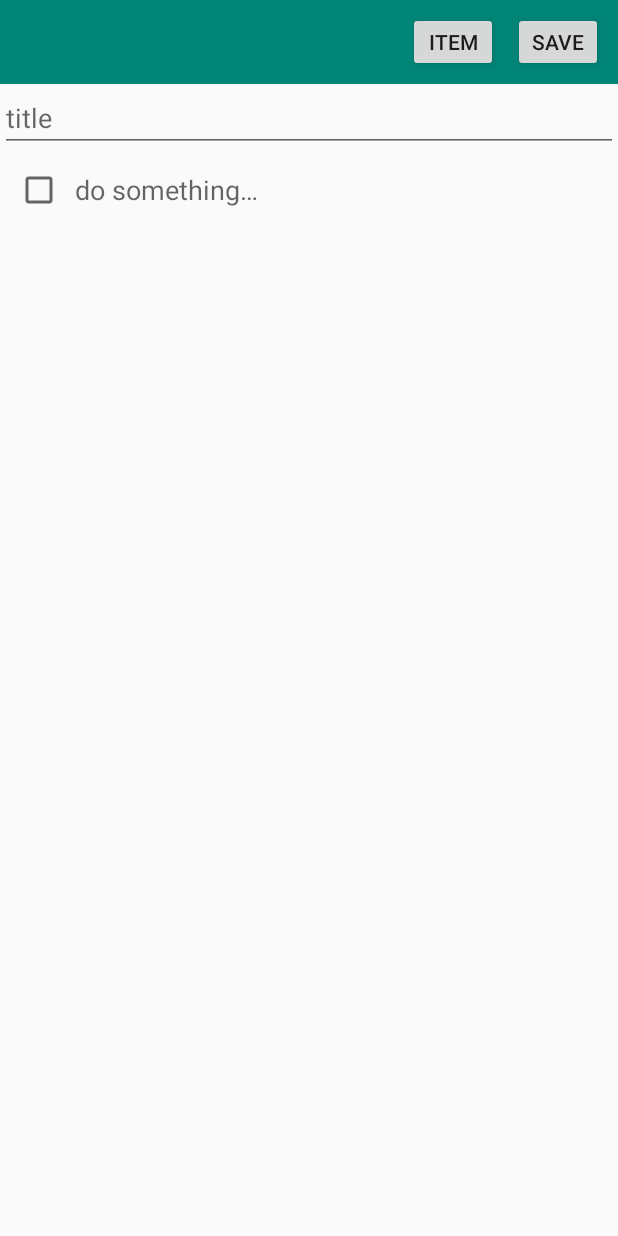
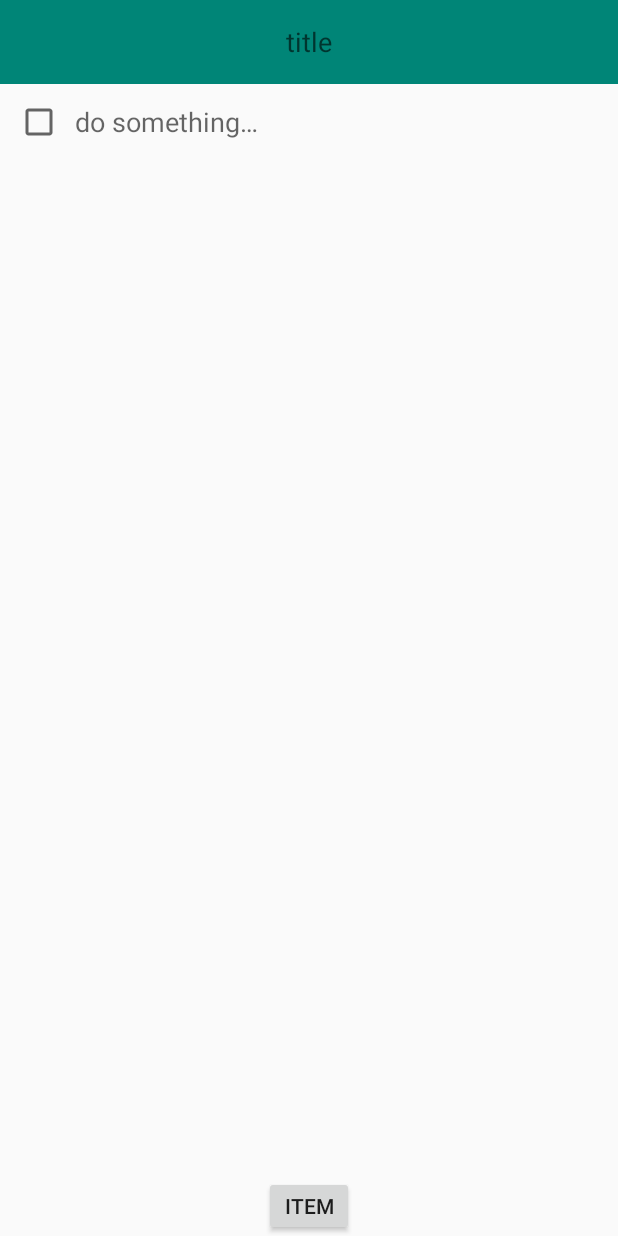
Before and after one commit to mevit/toDoListWidgetApp, an Android app: the screen it shows after launch (MainActivity), after a tap on "NEW", on a phone screen of 412 x 824 dp. Run offline under Robolectric (Android 15) with nearby library versions, the phone set to English and light mode, and no system bars; our stand-ins replace Room's generated code.

Commit message:
Apdate widget after delete item and set default title. Delete list when there are no items. Delete 2 states of editFragment. Edit and read in one state.

```diff
--- a/app/src/main/java/com/meldeveloping/todowidget/adapter/EditListAdapter.kt
+++ b/app/src/main/java/com/meldeveloping/todowidget/adapter/EditListAdapter.kt
@@ -32,9 +32,6 @@ class EditListAdapter(private var toDoListItems: ArrayList<ToDoListItem>) :
     override fun onBindViewHolder(holder: ListViewHolder, position: Int) {
         holder.view.itemCheckBox.isChecked = toDoListItems[position].isChecked.toBoolean()
         holder.view.itemEditText.setText(toDoListItems[position].itemText)
-        holder.view.itemEditText.isEnabled = ListViewHolder.isEditTextEnabled
-
-
 
         holder.view.itemEditText.addTextChangedListener(object : TextWatcher {
             override fun afterTextChanged(p0: Editable?) {}
@@ -65,9 +62,5 @@ class EditListAdapter(private var toDoListItems: ArrayList<ToDoListItem>) :
         checkBoxListener = listener
     }
 
-    class ListViewHolder(val view: View) : RecyclerView.ViewHolder(view) {
-        companion object {
-            var isEditTextEnabled = false
-        }
-    }
+    class ListViewHolder(val view: View) : RecyclerView.ViewHolder(view)
 }
--- a/app/src/main/java/com/meldeveloping/todowidget/db/room/ToDoListDao.kt
+++ b/app/src/main/java/com/meldeveloping/todowidget/db/room/ToDoListDao.kt
@@ -11,6 +11,9 @@ interface ToDoListDao {
     @Query("SELECT * FROM toDoList WHERE id = :id")
     fun getItem(id: Int): ToDoList
 
+    @Query("SELECT EXISTS(SELECT * FROM toDoList WHERE id = :id)")
+    fun checkItem(id: Int): Boolean
+
     @Insert
     fun insert(toDoList: ToDoList)
 
--- a/app/src/main/java/com/meldeveloping/todowidget/koin/AppModule.kt
+++ b/app/src/main/java/com/meldeveloping/todowidget/koin/AppModule.kt
@@ -13,7 +13,7 @@ import org.koin.androidx.viewmodel.dsl.viewModel
 import org.koin.dsl.module
 
 val viewModelsModule = module {
-    viewModel { MainViewModel(get()) }
+    viewModel { MainViewModel(get(), androidContext()) }
     viewModel { EditViewModel(get(), androidContext()) }
     viewModel { WidgetConfigViewModel(get()) }
 }
--- a/app/src/main/java/com/meldeveloping/todowidget/main/fragments/EditFragment.kt
+++ b/app/src/main/java/com/meldeveloping/todowidget/main/fragments/EditFragment.kt
@@ -7,7 +7,6 @@ import android.view.View
 import android.view.ViewGroup
 import androidx.recyclerview.widget.LinearLayoutManager
 import com.meldeveloping.todowidget.R
-import com.meldeveloping.todowidget.adapter.EditListAdapter
 import com.meldeveloping.todowidget.model.EditViewModel
 import kotlinx.android.synthetic.main.fragment_edit.*
 import org.koin.androidx.viewmodel.ext.android.viewModel
@@ -28,56 +27,25 @@ class EditFragment : Fragment() {
         initButtons()
     }
 
+    override fun onStop() {
+        super.onStop()
+        saveList()
+    }
+
     private fun initButtons() {
-        initSaveButton()
-        initEditButton()
         initNewItemButton()
+    }
+
+    private fun saveList() {
+        editViewModel.getToDoList().toDoListTitle = titleEditText.text.toString()
+        editViewModel.saveItem()
     }
 
     private fun initEditFragment() {
         toDoListItemsList.layoutManager = LinearLayoutManager(context)
         toDoListItemsList.adapter = editViewModel.getAdapterForRecycle(toDoListId)
         editViewModel.getItemTouchHelper().attachToRecyclerView(toDoListItemsList)
-        if (toDoListId == null) {
-            initView(true)
-        } else {
-            initView(false)
-        }
-    }
-
-    private fun initView(forEdit: Boolean) {
-        if (forEdit) {
-            editToolBar.text = ""
-            editButton.visibility = View.GONE
-            saveButton.visibility = View.VISIBLE
-            newItemButton.visibility = View.VISIBLE
-            titleEditText.visibility = View.VISIBLE
-            EditListAdapter.ListViewHolder.isEditTextEnabled = true
-            editViewModel.refreshAdapter()
-            titleEditText.setText(editViewModel.getToDoList().toDoListTitle)
-        } else {
-            editButton.visibility = View.VISIBLE
-            saveButton.visibility = View.GONE
-            newItemButton.visibility = View.GONE
-            titleEditText.visibility = View.GONE
-            editToolBar.text = editViewModel.getToDoList().toDoListTitle
-            EditListAdapter.ListViewHolder.isEditTextEnabled = false
-            editViewModel.refreshAdapter()
-        }
-    }
-
-    private fun initSaveButton() {
-        saveButton.setOnClickListener {
-            editViewModel.getToDoList().toDoListTitle = titleEditText.text.toString()
-            editViewModel.saveItem()
-            initView(forEdit = false)
-        }
-    }
-
-    private fun initEditButton() {
-        editButton.setOnClickListener {
-            initView(true)
-        }
+        titleEditText.setText(editViewModel.getToDoList().toDoListTitle)
     }
 
     private fun initNewItemButton() {
--- a/app/src/main/java/com/meldeveloping/todowidget/model/EditViewModel.kt
+++ b/app/src/main/java/com/meldeveloping/todowidget/model/EditViewModel.kt
@@ -19,6 +19,7 @@ class EditViewModel(
     companion object {
         private const val EMPTY_ITEM_CHECKED = 0
         private const val EMPTY_ITEM_TEXT = ""
+        private var canRemove = true
     }
 
     private lateinit var adapter: EditListAdapter
@@ -36,10 +37,6 @@ class EditViewModel(
 
     fun getToDoList() = toDoList
 
-    fun refreshAdapter() {
-        adapter.notifyDataSetChanged()
-    }
-
     fun addEmptyItemToList() {
         toDoList.toDoListItems.add(ToDoListItem(EMPTY_ITEM_CHECKED, EMPTY_ITEM_TEXT))
         adapter.notifyItemInserted(toDoList.toDoListItems.size)
@@ -47,23 +44,28 @@ class EditViewModel(
 
     fun saveItem() {
         toDoList.toDoListItems = adapter.getLocalList()
-        if (toDoList.id == null) {
-            repository.save(toDoList)
+
+        if (toDoList.toDoListItems.size == 0) {
+            repository.delete(toDoList)
         } else {
-            repository.update(toDoList)
+            if (toDoList.id == null) {
+                repository.save(toDoList)
+            } else {
+                repository.update(toDoList)
+            }
         }
 
         ToDoListWidget.refreshWidget(context)
     }
 
-    fun removeItem(position: Int){
+    fun removeItem(position: Int) {
         toDoList.toDoListItems.removeAt(position)
         refreshAdapter()
         saveItem()
     }
 
     fun getItemTouchHelper(): ItemTouchHelper {
-        return ItemTouchHelper(object : ItemTouchHelper.SimpleCallback(0, ItemTouchHelper.RIGHT){
+        return ItemTouchHelper(object : ItemTouchHelper.SimpleCallback(0, ItemTouchHelper.RIGHT) {
             override fun onMove(
                 recyclerView: RecyclerView,
                 viewHolder: RecyclerView.ViewHolder,
@@ -75,16 +77,19 @@ class EditViewModel(
             override fun onSwiped(viewHolder: RecyclerView.ViewHolder, direction: Int) {
                 removeItem(viewHolder.adapterPosition)
             }
+
         })
+    }
+
+    private fun refreshAdapter() {
+        adapter.notifyDataSetChanged()
     }
 
     private fun initEditListAdapter(): EditListAdapter {
         adapter = EditListAdapter(toDoList.toDoListItems)
 
         adapter.setClickListener(View.OnClickListener {
-            if(!EditListAdapter.ListViewHolder.isEditTextEnabled) {
-                saveItem()
-            }
+            saveItem()
         })
 
         return adapter
--- a/app/src/main/java/com/meldeveloping/todowidget/model/MainViewModel.kt
+++ b/app/src/main/java/com/meldeveloping/todowidget/model/MainViewModel.kt
@@ -1,14 +1,17 @@
 package com.meldeveloping.todowidget.model
 
+import android.content.Context
 import androidx.lifecycle.ViewModel
 import androidx.recyclerview.widget.ItemTouchHelper
 import androidx.recyclerview.widget.RecyclerView
 import com.meldeveloping.todowidget.adapter.MainListAdapter
 import com.meldeveloping.todowidget.db.room.ToDoList
 import com.meldeveloping.todowidget.repository.Repository
+import com.meldeveloping.todowidget.widget.ToDoListWidget
 
 class MainViewModel(
-    private val repository: Repository
+    private val repository: Repository,
+    private val context: Context
 ) : ViewModel() {
 
     private lateinit var adapter: MainListAdapter
@@ -23,9 +26,8 @@ class MainViewModel(
         repository.delete(list[viewHolder.adapterPosition])
         list.removeAt(viewHolder.adapterPosition)
         adapter.notifyDataSetChanged()
+        ToDoListWidget.refreshWidget(context)
     }
-
-    fun getListSize() = list.size
 
     private fun initMainListAdapter(){
         list = repository.getAll()
--- a/app/src/main/java/com/meldeveloping/todowidget/repository/Repository.kt
+++ b/app/src/main/java/com/meldeveloping/todowidget/repository/Repository.kt
@@ -11,4 +11,5 @@ interface Repository {
     fun getItem(id: Int): ToDoList
     fun update(toDoList: ToDoList)
     fun delete(toDoList: ToDoList)
+    fun checkItem(id: Int): Boolean
 }
--- a/app/src/main/res/layout/fragment_edit.xml
+++ b/app/src/main/res/layout/fragment_edit.xml
@@ -6,59 +6,16 @@
         android:layout_height="match_parent"
         tools:context=".main.fragments.EditFragment">
 
-    <TextView
-            android:id="@+id/editToolBar"
-            android:layout_width="match_parent"
-            android:layout_height="wrap_content"
-            android:minHeight="?attr/actionBarSize"
-            android:background="@color/colorPrimary"
-            android:gravity="center"
-            android:textSize="40sp"
-            app:layout_constraintTop_toTopOf="parent" />
-
-    <Button
-            android:id="@+id/saveButton"
-            android:layout_width="60dp"
-            android:layout_height="40dp"
-            android:layout_marginStart="10dp"
-            android:layout_marginEnd="10dp"
-            android:text="@string/saveButtonText"
-            android:visibility="gone"
-            app:layout_constraintBottom_toBottomOf="@id/editToolBar"
-            app:layout_constraintEnd_toEndOf="@id/editToolBar"
-            app:layout_constraintTop_toTopOf="@id/editToolBar" />
-
-    <Button
-            android:id="@+id/editButton"
-            android:layout_width="80dp"
-            android:layout_height="40dp"
-            android:layout_marginStart="10dp"
-            android:layout_marginEnd="10dp"
-            android:text="@string/editButtonText"
-            app:layout_constraintBottom_toBottomOf="@id/editToolBar"
-            app:layout_constraintEnd_toStartOf="@id/saveButton"
-            app:layout_constraintTop_toTopOf="@id/editToolBar" />
-
-    <Button
-            android:id="@+id/newItemButton"
-            android:layout_width="60dp"
-            android:layout_height="40dp"
-            android:layout_marginStart="10dp"
-            android:layout_marginEnd="10dp"
-            android:text="@string/newItemButtonText"
-            android:visibility="gone"
-            app:layout_constraintBottom_toBottomOf="@id/editToolBar"
-            app:layout_constraintEnd_toStartOf="@id/editButton"
-            app:layout_constraintTop_toTopOf="@id/editToolBar" />
-
     <EditText
             android:id="@+id/titleEditText"
             android:layout_width="match_parent"
             android:layout_height="wrap_content"
+            android:background="@color/colorPrimary"
             android:hint="@string/emptyTitleHintText"
             android:maxLength="40"
-            android:visibility="gone"
-            app:layout_constraintTop_toBottomOf="@id/editToolBar" />
+            android:minHeight="?attr/actionBarSize"
+            android:gravity="center"
+            app:layout_constraintTop_toTopOf="parent" />
 
 
     <androidx.recyclerview.widget.RecyclerView
@@ -68,4 +25,15 @@
             android:paddingBottom="?attr/actionBarSize"
             app:layout_constraintTop_toBottomOf="@id/titleEditText" />
 
+    <Button
+            android:id="@+id/newItemButton"
+            android:layout_width="60dp"
+            android:layout_height="40dp"
+            android:layout_marginStart="10dp"
+            android:layout_marginEnd="10dp"
+            android:text="@string/newItemButtonText"
+            app:layout_constraintBottom_toBottomOf="parent"
+            app:layout_constraintEnd_toEndOf="parent"
+            app:layout_constraintStart_toStartOf="parent" />
+
 </androidx.constraintlayout.widget.ConstraintLayout>
```
Also changed, not shown: app/src/main/java/com/meldeveloping/todowidget/repository/RoomDBRepository.kt (+10 -0 lines), app/src/main/java/com/meldeveloping/todowidget/widget/ToDoListWidget.kt (+8 -2 lines), app/src/main/java/com/meldeveloping/todowidget/widget/WidgetListAdapter.kt (+10 -2 lines).
